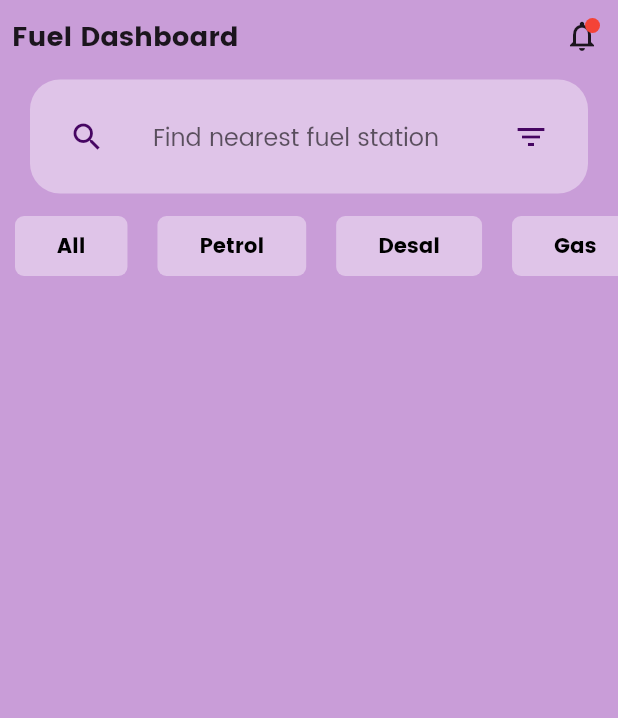
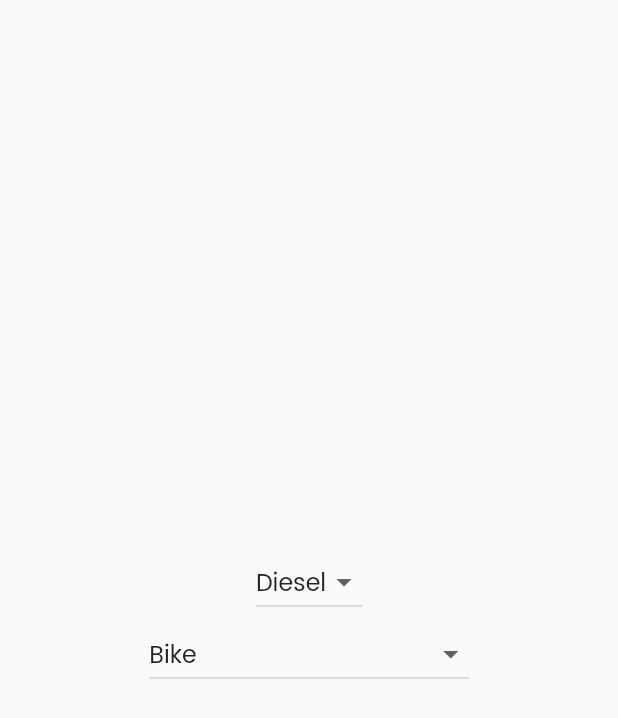
Before and after one commit to Lahiru-Ima/Fuel-App-Front-end, a Flutter app: the screen it shows after launch, on a phone screen of 412 x 824 dp. Shown: the top 718 px of the screen. Run offline on Flutter 3.47's test engine with Material 2 defaults, Android fonts, the phone set to English and light mode, and no system bars.

Commit message:
choose vehicle & fuel type dropdown menu UI

```diff
--- a/lib/Routings/routes.dart
+++ b/lib/Routings/routes.dart
@@ -1,7 +1,9 @@
 import 'package:flutter/material.dart';
 import 'package:fuel_app/DashBoardPage/Body.dart';
 import 'package:fuel_app/DashBoardPage/DashBoardPage.dart';
+import 'package:fuel_app/screans/selectVehicle.dart';
 
 final Map<String, WidgetBuilder> routes = {
   Body.routName: (context) => Body(),
+  SelectVehicle.routName: (context) => SelectVehicle(),
 };
--- a/lib/main.dart
+++ b/lib/main.dart
@@ -2,6 +2,7 @@ import 'package:flutter/material.dart';
 import 'package:flutter/src/widgets/container.dart';
 import 'package:flutter/src/widgets/framework.dart';
 import 'package:fuel_app/DashBoardPage/Body.dart';
+import 'package:fuel_app/screans/selectVehicle.dart';
 import 'DashBoardPage/DashBoardPage.dart';
 
 void main() {
@@ -17,7 +18,9 @@ class FuelApp extends StatelessWidget {
       debugShowCheckedModeBanner: false,
       theme: ThemeData(fontFamily: 'Poppins'),
       title: 'Fuel App',
-      home: Body(),
+      // home: Body(),
+      home: SelectVehicle(),
+
       // home: const LogInScreen(),
     );
   }
--- /dev/null
+++ b/lib/screans/selectVehicle.dart
@@ -0,0 +1,80 @@
+import 'package:flutter/material.dart';
+import 'package:flutter/src/widgets/container.dart';
+import 'package:flutter/src/widgets/framework.dart';
+
+class SelectVehicle extends StatefulWidget {
+  static const routName = "/selectVehicle";
+  const SelectVehicle({super.key});
+
+  @override
+  State<SelectVehicle> createState() => _SelectVehicleState();
+}
+
+class _SelectVehicleState extends State<SelectVehicle> {
+  _SelectVehicleState() {
+    _selectedVal = _vehicleType[0];
+    _selectFuelType = _fuelType[0];
+  }
+
+  final _fuelType = [
+    "Diesel",
+    "Petrol",
+  ];
+  final _vehicleType = [
+    "Bike",
+    "3Wheel",
+    "Quardricycle",
+    "Car",
+    "Van",
+    "Bus",
+    "Lorry",
+    "Special purpose vehicle",
+    "Land vehicles"
+  ];
+
+  String? _selectFuelType = "";
+  String? _selectedVal = "";
+
+  @override
+  Widget build(BuildContext context) {
+    return Scaffold(
+      body: Container(
+        child: Center(
+          child: Column(
+            mainAxisAlignment: MainAxisAlignment.center,
+            children: [
+              DropdownButton(
+                value: _selectFuelType,
+                items: _fuelType
+                    .map((e) => DropdownMenuItem(
+                          child: Text(e),
+                          value: e,
+                        ))
+                    .toList(),
+                onChanged: (val) {
+                  setState(() {
+                    _selectFuelType = val as String;
+                  });
+                },
+              ),
+              DropdownButton(
+                value: _selectedVal,
+                items: _vehicleType
+                    .map((e) => DropdownMenuItem(
+                          child: Text(e),
+                          value: e,
+                        ))
+                    .toList(),
+                onChanged: (val) {
+                  setState(() {
+                    _selectedVal = val as String;
+                  });
+                },
+              ),
+            ],
+          ),
+        ),
+      ),
+    );
+  }
+}
```
